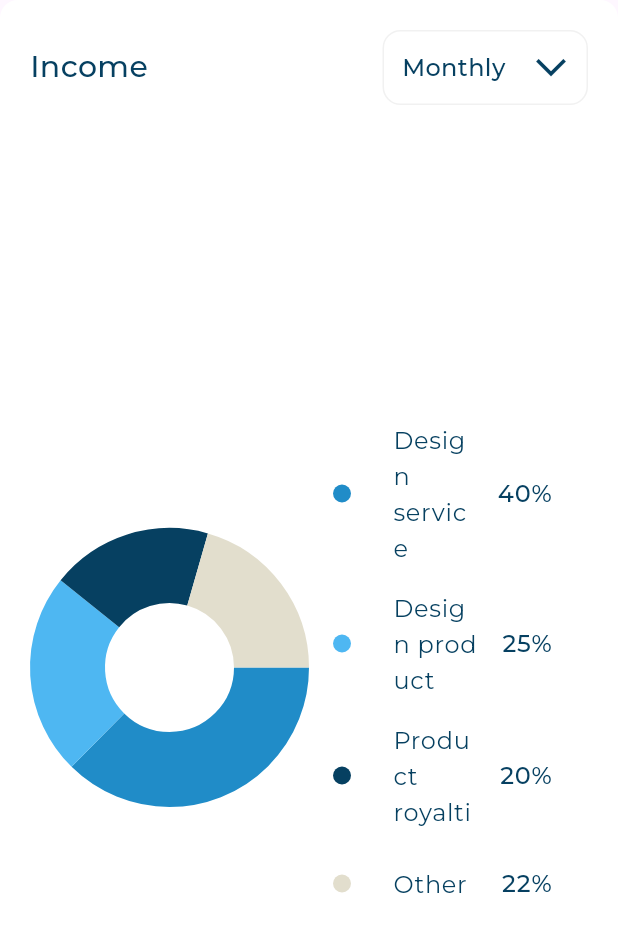
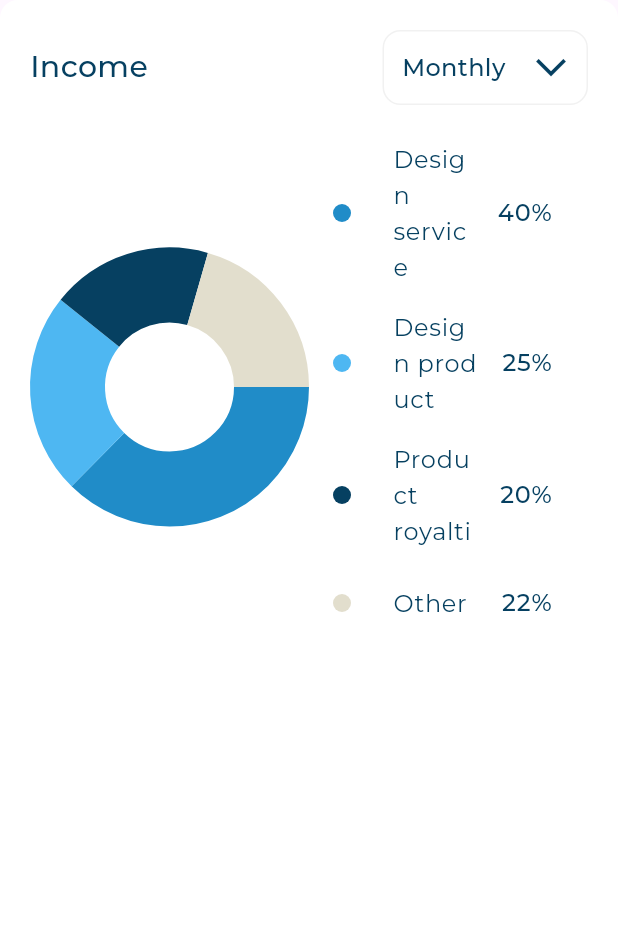
Before and after one commit to amirashawki/responsive_dash_board, a Flutter app: the IncomeSection widget shown alone on an empty page, opened directly, on a phone screen of 412 x 824 dp. Shown: the top 932 px of the screen. Run offline on Flutter 3.47's test engine with Material 3 defaults, Android fonts, the phone set to English and light mode, and no system bars; drawn by our look-alikes of fl_chart; our stand-ins replace expandable_page_view, flutter_svg.

Commit message:
tablet dashBoard layout done

```diff
--- a/lib/views/dash_board_view.dart
+++ b/lib/views/dash_board_view.dart
@@ -1,7 +1,7 @@
 import 'package:flutter/material.dart';
 import 'package:responsive_dash_board/widgets/adaptive_layout.dart';
 import 'package:responsive_dash_board/widgets/desktop_layout.dart';
-
+import 'package:responsive_dash_board/widgets/tablet_layout.dart';
 
 class DashBoardView extends StatelessWidget {
   const DashBoardView({super.key});
@@ -12,7 +12,7 @@ class DashBoardView extends StatelessWidget {
       backgroundColor: const Color(0xFFF7F9FA),
       body: AdaptiveLayout(
           mobileLayout: (context) => const SizedBox(),
-          tabletLayout: (context) => const SizedBox(),
+          tabletLayout: (context) => const TabletLayoutDashboard(),
           desktopLayout: (context) => const DesktopLayout()),
     );
   }
--- a/lib/widgets/Income_section.dart
+++ b/lib/widgets/Income_section.dart
@@ -12,19 +12,17 @@ class IncomeSection extends StatelessWidget {
   Widget build(BuildContext context) {
     return const CustomBackgroundContainer(
         child: Column(
-      crossAxisAlignment: CrossAxisAlignment.start,
+      crossAxisAlignment: CrossAxisAlignment.center,
       children: [
         InComeHeader(),
         SizedBox(
           height: 16,
         ),
-        Expanded(
-          child: Row(
-            children: [
-              Expanded(child: IncomeChart()),
-              Expanded(child: InComeDetails())
-            ],
-          ),
+        Row(
+          children: [
+            Expanded(child: IncomeChart()),
+            Expanded(child: InComeDetails())
+          ],
         )
       ],
     ));
--- a/lib/widgets/adaptive_layout.dart
+++ b/lib/widgets/adaptive_layout.dart
@@ -11,9 +11,9 @@ class AdaptiveLayout extends StatelessWidget {
   @override
   Widget build(BuildContext context) {
     return LayoutBuilder(builder: (context, constraints) {
-      if (constraints.maxWidth < 500) {
+      if (constraints.maxWidth < 800) {
         return mobileLayout(context);
-      } else if (constraints.maxWidth < 900) {
+      } else if (constraints.maxWidth < 1200) {
         return tabletLayout(context);
       } else {
         return desktopLayout(context);
--- a/lib/widgets/my_card_section.dart
+++ b/lib/widgets/my_card_section.dart
@@ -13,7 +13,7 @@ class CardSection extends StatelessWidget {
         SizedBox(
           height: 24,
         ),
-       Expanded(child: IncomeSection())
+       IncomeSection()
 
       ],
     );
--- a/lib/widgets/section_one_mycard.dart
+++ b/lib/widgets/section_one_mycard.dart
@@ -26,6 +26,7 @@ class _SectionOneMycardState extends State<SectionOneMycard> {
   @override
   Widget build(BuildContext context) {
     return Column(
+      crossAxisAlignment: CrossAxisAlignment.start,
       children: [
         const SizedBox(
           height: 24,
```
Also changed, not shown: lib/widgets/mobile_dashBoard_layout.dart (added, +10 -0 lines), lib/widgets/tablet_layout.dart (+21 -4 lines).
